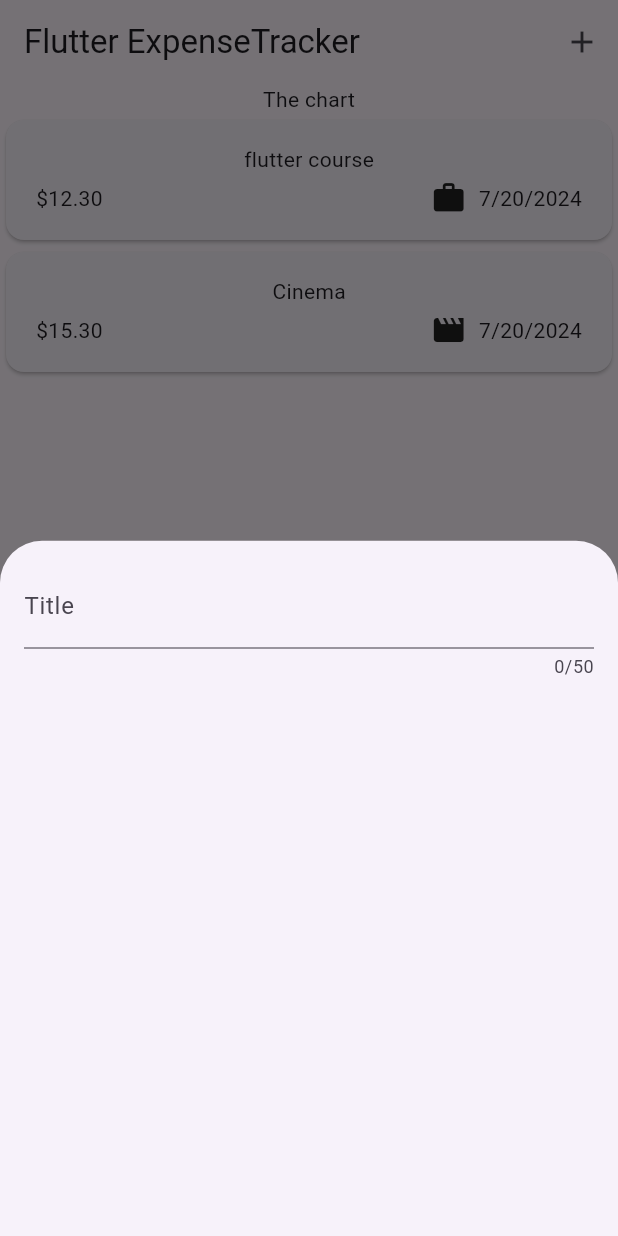
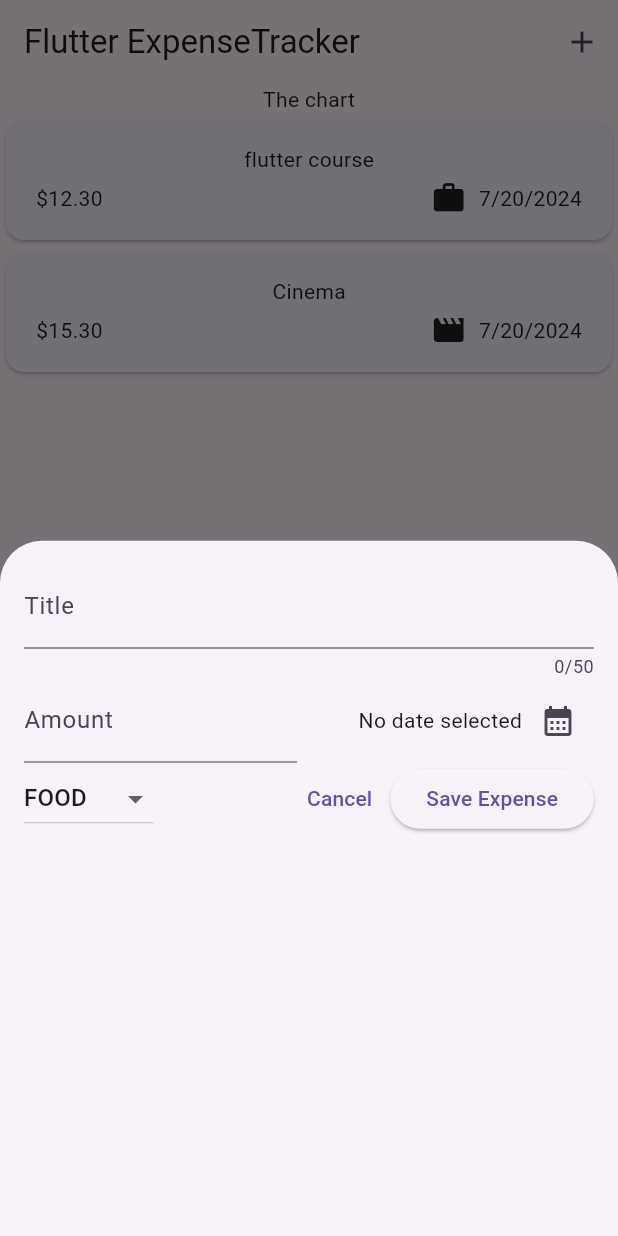
Before and after one commit to chebihiF/Suptech_M1_Flutter_exprense_tracker, a Flutter app: the screen it shows after launch, after a tap on the "add" icon, on a phone screen of 412 x 824 dp. Run offline on Flutter 3.47's test engine with Material 3 defaults, Android fonts, the phone set to English and light mode, and no system bars.

Commit message:
complete new_expense widget

```diff
--- a/lib/widgets/new_expense.dart
+++ b/lib/widgets/new_expense.dart
@@ -1,4 +1,8 @@
+import 'package:exprense_tracker/models/expense.dart';
 import 'package:flutter/material.dart';
+import 'package:intl/intl.dart';
+
+final formatter = DateFormat.yMd();
 
 class NewExpense extends StatefulWidget {
   const NewExpense({super.key});
@@ -10,15 +14,99 @@ class NewExpense extends StatefulWidget {
 }
 
 class _NewExpenseState extends State<NewExpense> {
+  final _titleController = TextEditingController();
+  final _amountController = TextEditingController();
+  DateTime? _selectedDate;
+  Category _selectedCategory = Category.food;
+
+  void _presentDatePicker() async {
+    final now = DateTime.now();
+    final firstDate = DateTime(now.year - 1, now.month, now.day);
+    final pickedDate = await showDatePicker(
+        context: context, firstDate: firstDate, lastDate: now);
+    setState(() {
+      _selectedDate = pickedDate;
+    });
+  }
+
+  @override
+  void dispose() {
+    _titleController.dispose();
+    _amountController.dispose();
+    super.dispose();
+  }
+
   @override
   Widget build(BuildContext context) {
-    return const Padding(
-      padding: EdgeInsets.all(16),
+    return Padding(
+      padding: const EdgeInsets.all(16),
       child: Column(
         children: [
           TextField(
+            controller: _titleController,
             maxLength: 50,
-            decoration: InputDecoration(label: Text('Title')),
+            decoration: const InputDecoration(label: Text('Title')),
+          ),
+          Row(
+            children: [
+              Expanded(
+                child: TextField(
+                  controller: _amountController,
+                  keyboardType: TextInputType.number,
+                  decoration: const InputDecoration(
+                      prefixText: '\$', label: Text('Amount')),
+                ),
+              ),
+              const SizedBox(
+                width: 16,
+              ),
+              Expanded(
+                child: Row(
+                  mainAxisAlignment: MainAxisAlignment.end,
+                  crossAxisAlignment: CrossAxisAlignment.center,
+                  children: [
+                    Text(_selectedDate == null
+                        ? 'No date selected'
+                        : formatter.format(_selectedDate!)),
+                    IconButton(
+                        onPressed: _presentDatePicker,
+                        icon: const Icon(Icons.calendar_month))
+                  ],
+                ),
+              )
+            ],
+          ),
+          Row(
+            children: [
+              DropdownButton(
+                  value: _selectedCategory,
+                  items: Category.values
+                      .map((category) => DropdownMenuItem(
+                            value: category,
+                            child: Text(category.name.toUpperCase()),
+                          ))
+                      .toList(),
+                  onChanged: (value) {
+                    if (value == null) {
+                      return;
+                    }
+                    setState(() {
+                      _selectedCategory = value;
+                    });
+                  }),
+              const Spacer(),
+              TextButton(
+                  onPressed: () {
+                    Navigator.pop(context);
+                  },
+                  child: const Text('Cancel')),
+              ElevatedButton(
+                onPressed: () {
+                  print(_titleController.text);
+                },
+                child: const Text('Save Expense'),
+              )
+            ],
           )
         ],
       ),
```
